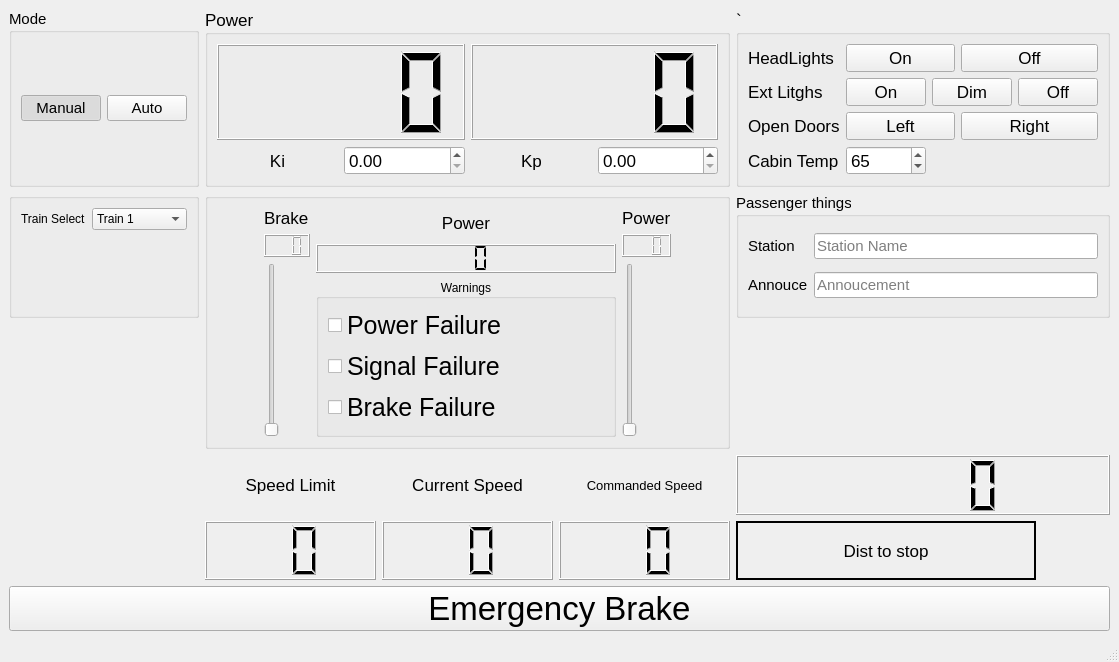
Qt form Train Controller HW/main.ui (asmithie13/ECE-1140) before a commit.
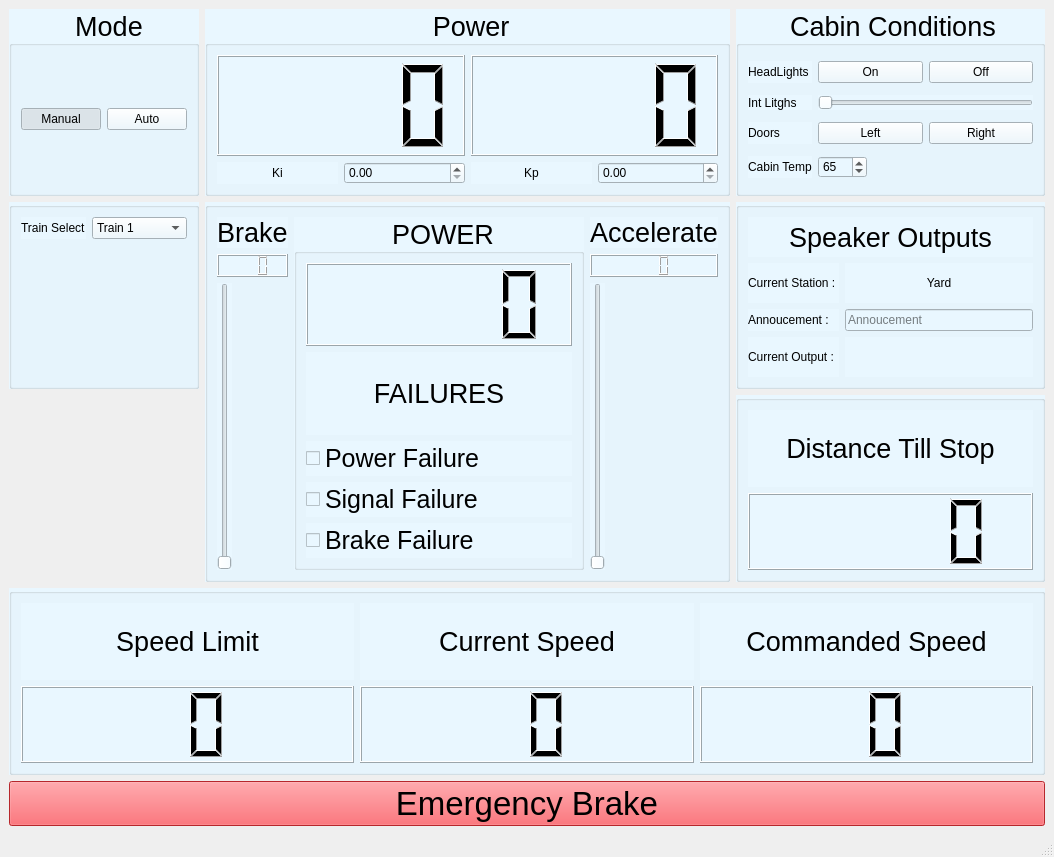
The same form after that commit.

The edit to the form file:
```diff
--- a/Train Controller HW/main.ui
+++ b/Train Controller HW/main.ui
@@ -6,8 +6,8 @@
    <rect>
     <x>0</x>
     <y>0</y>
-    <width>1085</width>
-    <height>662</height>
+    <width>1054</width>
+    <height>857</height>
    </rect>
   </property>
   <property name="cursor">
@@ -16,406 +16,14 @@
   <property name="windowTitle">
    <string>MainWindow</string>
   </property>
+  <property name="styleSheet">
+   <string notr="true">alternate-background-color: rgb(255, 143, 148);</string>
+  </property>
   <property name="tabShape">
    <enum>QTabWidget::Rounded</enum>
   </property>
   <widget class="QWidget" name="centralwidget">
    <layout class="QGridLayout" name="gridLayout_2">
-    <item row="0" column="0">
-     <widget class="QGroupBox" name="groupBox_4">
-      <property name="maximumSize">
-       <size>
-        <width>400</width>
-        <height>16777215</height>
-       </size>
-      </property>
-      <property name="font">
-       <font>
-        <pointsize>11</pointsize>
-       </font>
-      </property>
-      <property name="title">
-       <string>Mode</string>
-      </property>
-      <layout class="QHBoxLayout" name="horizontalLayout_2">
-       <item>
-        <widget class="QPushButton" name="buttonMan">
-         <property name="text">
-          <string>Manual</string>
-         </property>
-         <property name="checkable">
-          <bool>true</bool>
-         </property>
-         <property name="checked">
-          <bool>true</bool>
-         </property>
-        </widget>
-       </item>
-       <item>
-        <widget class="QPushButton" name="buttonAuto">
-         <property name="text">
-          <string>Auto</string>
-         </property>
-         <property name="checkable">
-          <bool>true</bool>
-         </property>
-        </widget>
-       </item>
-      </layout>
-     </widget>
-    </item>
-    <item row="1" column="3">
-     <widget class="QGroupBox" name="groupBox_5">
-      <property name="maximumSize">
-       <size>
-        <width>400</width>
-        <height>16777215</height>
-       </size>
-      </property>
-      <property name="font">
-       <font>
-        <pointsize>11</pointsize>
-       </font>
-      </property>
-      <property name="title">
-       <string>Passenger things </string>
-      </property>
-      <layout class="QGridLayout" name="gridLayout_4">
-       <item row="0" column="0">
-        <widget class="QLabel" name="label_5">
-         <property name="text">
-          <string>Station</string>
-         </property>
-        </widget>
-       </item>
-       <item row="1" column="0">
-        <widget class="QLabel" name="label_6">
-         <property name="text">
-          <string>Annouce</string>
-         </property>
-        </widget>
-       </item>
-       <item row="0" column="1">
-        <widget class="QLineEdit" name="lineEditStation">
-         <property name="text">
-          <string/>
-         </property>
-         <property name="placeholderText">
-          <string>Station Name</string>
-         </property>
-        </widget>
-       </item>
-       <item row="1" column="1">
-        <widget class="QLineEdit" name="lineEditAnn">
-         <property name="text">
-          <string/>
-         </property>
-         <property name="placeholderText">
-          <string>Annoucement</string>
-         </property>
-        </widget>
-       </item>
-      </layout>
-     </widget>
-    </item>
-    <item row="3" column="1" colspan="2">
-     <layout class="QGridLayout" name="gridLayout_5">
-      <item row="1" column="0">
-       <widget class="QLabel" name="label_8">
-        <property name="font">
-         <font>
-          <pointsize>13</pointsize>
-         </font>
-        </property>
-        <property name="text">
-         <string>Speed Limit</string>
-        </property>
-        <property name="alignment">
-         <set>Qt::AlignCenter</set>
-        </property>
-       </widget>
-      </item>
-      <item row="1" column="1">
-       <widget class="QLabel" name="label_9">
-        <property name="font">
-         <font>
-          <pointsize>13</pointsize>
-         </font>
-        </property>
-        <property name="text">
-         <string>Current Speed</string>
-        </property>
-        <property name="alignment">
-         <set>Qt::AlignCenter</set>
-        </property>
-       </widget>
-      </item>
-      <item row="2" column="0">
-       <widget class="QLCDNumber" name="lcdSpdLmt">
-        <property name="digitCount">
-         <number>2</number>
-        </property>
-       </widget>
-      </item>
-      <item row="2" column="1">
-       <widget class="QLCDNumber" name="lcdCurSpd">
-        <property name="digitCount">
-         <number>2</number>
-        </property>
-       </widget>
-      </item>
-      <item row="1" column="2">
-       <widget class="QLabel" name="label_7">
-        <property name="font">
-         <font>
-          <pointsize>10</pointsize>
-         </font>
-        </property>
-        <property name="text">
-         <string>Commanded Speed</string>
-        </property>
-        <property name="alignment">
-         <set>Qt::AlignCenter</set>
-        </property>
-       </widget>
-      </item>
-      <item row="2" column="2">
-       <widget class="QLCDNumber" name="lcdCmdSpd">
-        <property name="digitCount">
-         <number>2</number>
-        </property>
-       </widget>
-      </item>
-     </layout>
-    </item>
-    <item row="4" column="0" colspan="4">
-     <widget class="QPushButton" name="pushButton_6">
-      <property name="font">
-       <font>
-        <pointsize>25</pointsize>
-       </font>
-      </property>
-      <property name="autoFillBackground">
-       <bool>false</bool>
-      </property>
-      <property name="text">
-       <string>Emergency Brake</string>
-      </property>
-      <property name="checkable">
-       <bool>true</bool>
-      </property>
-      <property name="checked">
-       <bool>false</bool>
-      </property>
-      <property name="default">
-       <bool>false</bool>
-      </property>
-      <property name="flat">
-       <bool>false</bool>
-      </property>
-     </widget>
-    </item>
-    <item row="3" column="3">
-     <layout class="QVBoxLayout" name="verticalLayout_4">
-      <item>
-       <widget class="QLCDNumber" name="lcdAuth">
-        <property name="frameShape">
-         <enum>QFrame::Box</enum>
-        </property>
-       </widget>
-      </item>
-      <item>
-       <widget class="QLabel" name="label_15">
-        <property name="maximumSize">
-         <size>
-          <width>300</width>
-          <height>16777215</height>
-         </size>
-        </property>
-        <property name="font">
-         <font>
-          <pointsize>13</pointsize>
-         </font>
-        </property>
-        <property name="frameShape">
-         <enum>QFrame::WinPanel</enum>
-        </property>
-        <property name="text">
-         <string>Dist to stop</string>
-        </property>
-        <property name="alignment">
-         <set>Qt::AlignCenter</set>
-        </property>
-       </widget>
-      </item>
-     </layout>
-    </item>
-    <item row="0" column="3">
-     <widget class="QGroupBox" name="groupBox">
-      <property name="maximumSize">
-       <size>
-        <width>400</width>
-        <height>16777215</height>
-       </size>
-      </property>
-      <property name="font">
-       <font>
-        <pointsize>13</pointsize>
-       </font>
-      </property>
-      <property name="title">
-       <string>`</string>
-      </property>
-      <layout class="QGridLayout" name="gridLayout">
-       <item row="2" column="0">
-        <widget class="QLabel" name="label_13">
-         <property name="text">
-          <string>Open Doors</string>
-         </property>
-        </widget>
-       </item>
-       <item row="0" column="0">
-        <widget class="QLabel" name="label">
-         <property name="text">
-          <string>HeadLights</string>
-         </property>
-        </widget>
-       </item>
-       <item row="2" column="3" colspan="3">
-        <widget class="QPushButton" name="buttonDoorR">
-         <property name="text">
-          <string>Right</string>
-         </property>
-         <property name="checkable">
-          <bool>true</bool>
-         </property>
-        </widget>
-       </item>
-       <item row="1" column="2" colspan="3">
-        <widget class="QPushButton" name="buttonLgtDim">
-         <property name="text">
-          <string>Dim</string>
-         </property>
-         <property name="checkable">
-          <bool>true</bool>
-         </property>
-        </widget>
-       </item>
-       <item row="1" column="5">
-        <widget class="QPushButton" name="buttonLgtOff">
-         <property name="text">
-          <string>Off</string>
-         </property>
-         <property name="checkable">
-          <bool>true</bool>
-         </property>
-        </widget>
-       </item>
-       <item row="2" column="1" colspan="2">
-        <widget class="QPushButton" name="buttonDoorL">
-         <property name="text">
-          <string>Left</string>
-         </property>
-         <property name="checkable">
-          <bool>true</bool>
-         </property>
-        </widget>
-       </item>
-       <item row="1" column="0">
-        <widget class="QLabel" name="label_2">
-         <property name="text">
-          <string>Ext Litghs</string>
-         </property>
-        </widget>
-       </item>
-       <item row="1" column="1">
-        <widget class="QPushButton" name="buttonLgtOn">
-         <property name="text">
-          <string>On</string>
-         </property>
-         <property name="checkable">
-          <bool>true</bool>
-         </property>
-        </widget>
-       </item>
-       <item row="0" column="3" colspan="3">
-        <widget class="QPushButton" name="buttonHDoff">
-         <property name="text">
-          <string>Off</string>
-         </property>
-         <property name="checkable">
-          <bool>true</bool>
-         </property>
-        </widget>
-       </item>
-       <item row="0" column="1" colspan="2">
-        <widget class="QPushButton" name="buttonHDon">
-         <property name="text">
-          <string>On</string>
-         </property>
-         <property name="checkable">
-          <bool>true</bool>
-         </property>
-        </widget>
-       </item>
-       <item row="3" column="0">
-        <widget class="QLabel" name="label_14">
-         <property name="text">
-          <string>Cabin Temp</string>
-         </property>
-        </widget>
-       </item>
-       <item row="3" column="1">
-        <widget class="QSpinBox" name="temp">
-         <property name="value">
-          <number>65</number>
-         </property>
-        </widget>
-       </item>
-      </layout>
-     </widget>
-    </item>
-    <item row="1" column="0">
-     <widget class="QGroupBox" name="groupBox_6">
-      <property name="maximumSize">
-       <size>
-        <width>400</width>
-        <height>16777215</height>
-       </size>
-      </property>
-      <property name="title">
-       <string/>
-      </property>
-      <layout class="QFormLayout" name="formLayout">
-       <item row="0" column="0">
-        <widget class="QLabel" name="label_12">
-         <property name="text">
-          <string>Train Select</string>
-         </property>
-        </widget>
-       </item>
-       <item row="0" column="1">
-        <widget class="QComboBox" name="trainSel">
-         <item>
-          <property name="text">
-           <string>Train 1</string>
-          </property>
-         </item>
-         <item>
-          <property name="text">
-           <string>Train 2</string>
-          </property>
-         </item>
-         <item>
-          <property name="text">
-           <string>Train 3</string>
-          </property>
-         </item>
-        </widget>
-       </item>
-      </layout>
-     </widget>
-    </item>
     <item row="1" column="1" rowspan="2" colspan="2">
      <widget class="QGroupBox" name="groupBox_7">
       <property name="minimumSize">
@@ -424,6 +32,9 @@
         <height>0</height>
        </size>
       </property>
+      <property name="styleSheet">
+       <string notr="true">background-color: rgb(233, 247, 255);</string>
+      </property>
       <property name="title">
        <string/>
       </property>
@@ -436,12 +47,15 @@
             <widget class="QLabel" name="label_10">
              <property name="font">
               <font>
-               <pointsize>13</pointsize>
+               <pointsize>20</pointsize>
               </font>
              </property>
              <property name="text">
               <string>Brake</string>
              </property>
+             <property name="alignment">
+              <set>Qt::AlignCenter</set>
+             </property>
             </widget>
            </item>
            <item>
@@ -462,34 +76,6 @@
          </item>
          <item>
           <layout class="QVBoxLayout" name="verticalLayout_5">
-           <item>
-            <widget class="QLabel" name="label_16">
-             <property name="font">
-              <font>
-               <pointsize>13</pointsize>
-              </font>
-             </property>
-             <property name="text">
-              <string>Power</string>
-             </property>
-             <property name="alignment">
-              <set>Qt::AlignCenter</set>
-             </property>
-            </widget>
-           </item>
-           <item>
-            <widget class="QLCDNumber" name="lcdPow">
-             <property name="smallDecimalPoint">
-              <bool>true</bool>
-             </property>
-             <property name="digitCount">
-              <number>3</number>
-             </property>
-             <property name="segmentStyle">
-              <enum>QLCDNumber::Flat</enum>
-             </property>
-            </widget>
-           </item>
            <item>
             <widget class="QGroupBox" name="groupBox_2">
              <property name="maximumSize">
@@ -498,15 +84,41 @@
                <height>16777215</height>
               </size>
              </property>
+             <property name="font">
+              <font>
+               <pointsize>20</pointsize>
+              </font>
+             </property>
+             <property name="styleSheet">
+              <string notr="true">selection-color: rgb(255, 14, 30);</string>
+             </property>
              <property name="title">
-              <string>Warnings</string>
+              <string>POWER</string>
              </property>
              <property name="alignment">
               <set>Qt::AlignCenter</set>
              </property>
              <layout class="QVBoxLayout" name="verticalLayout">
               <item>
-               <widget class="QCheckBox" name="checkBox">
+               <widget class="QLCDNumber" name="lcdPwrOut"/>
+              </item>
+              <item>
+               <widget class="QLabel" name="label_20">
+                <property name="font">
+                 <font>
+                  <pointsize>20</pointsize>
+                 </font>
+                </property>
+                <property name="text">
+                 <string>FAILURES</string>
+                </property>
+                <property name="alignment">
+                 <set>Qt::AlignCenter</set>
+                </property>
+               </widget>
+              </item>
+              <item>
+               <widget class="QCheckBox" name="PwrFail">
                 <property name="font">
                  <font>
                   <pointsize>19</pointsize>
@@ -552,11 +164,14 @@
             <widget class="QLabel" name="label_11">
              <property name="font">
               <font>
-               <pointsize>13</pointsize>
+               <pointsize>20</pointsize>
               </font>
              </property>
              <property name="text">
-              <string>Power</string>
+              <string>Accelerate</string>
+             </property>
+             <property name="alignment">
+              <set>Qt::AlignCenter</set>
              </property>
             </widget>
            </item>
@@ -587,16 +202,356 @@
       </layout>
      </widget>
     </item>
+    <item row="2" column="3">
+     <widget class="QGroupBox" name="groupBox_9">
+      <property name="styleSheet">
+       <string notr="true">background-color: rgb(233, 247, 255);</string>
+      </property>
+      <property name="title">
+       <string/>
+      </property>
+      <layout class="QVBoxLayout" name="verticalLayout_4">
+       <item>
+        <widget class="QLabel" name="DistanceTillStop">
+         <property name="font">
+          <font>
+           <pointsize>20</pointsize>
+          </font>
+         </property>
+         <property name="text">
+          <string>Distance Till Stop</string>
+         </property>
+         <property name="alignment">
+          <set>Qt::AlignCenter</set>
+         </property>
+        </widget>
+       </item>
+       <item>
+        <widget class="QLCDNumber" name="lcdAuth">
+         <property name="frameShape">
+          <enum>QFrame::Box</enum>
+         </property>
+        </widget>
+       </item>
+      </layout>
+     </widget>
+    </item>
+    <item row="0" column="0">
+     <widget class="QGroupBox" name="Mode_Box">
+      <property name="maximumSize">
+       <size>
+        <width>400</width>
+        <height>16777215</height>
+       </size>
+      </property>
+      <property name="font">
+       <font>
+        <pointsize>20</pointsize>
+       </font>
+      </property>
+      <property name="styleSheet">
+       <string notr="true">background-color: rgb(233, 247, 255);</string>
+      </property>
+      <property name="title">
+       <string>Mode</string>
+      </property>
+      <property name="alignment">
+       <set>Qt::AlignCenter</set>
+      </property>
+      <layout class="QHBoxLayout" name="horizontalLayout_2">
+       <item>
+        <widget class="QPushButton" name="buttonMan">
+         <property name="text">
+          <string>Manual</string>
+         </property>
+         <property name="checkable">
+          <bool>true</bool>
+         </property>
+         <property name="checked">
+          <bool>true</bool>
+         </property>
+        </widget>
+       </item>
+       <item>
+        <widget class="QPushButton" name="buttonAuto">
+         <property name="text">
+          <string>Auto</string>
+         </property>
+         <property name="checkable">
+          <bool>true</bool>
+         </property>
+        </widget>
+       </item>
+      </layout>
+     </widget>
+    </item>
+    <item row="6" column="0" colspan="4">
+     <widget class="QPushButton" name="Ebrake">
+      <property name="font">
+       <font>
+        <pointsize>25</pointsize>
+       </font>
+      </property>
+      <property name="autoFillBackground">
+       <bool>false</bool>
+      </property>
+      <property name="styleSheet">
+       <string notr="true">background-color: rgb(255, 55, 62);
+selection-background-color: rgb(255, 52, 53);
+selection-color: rgb(255, 159, 154);</string>
+      </property>
+      <property name="text">
+       <string>Emergency Brake</string>
+      </property>
+      <property name="checkable">
+       <bool>true</bool>
+      </property>
+      <property name="checked">
+       <bool>false</bool>
+      </property>
+      <property name="default">
+       <bool>false</bool>
+      </property>
+      <property name="flat">
+       <bool>false</bool>
+      </property>
+     </widget>
+    </item>
+    <item row="1" column="3">
+     <widget class="QGroupBox" name="SpeakerOutputBox">
+      <property name="maximumSize">
+       <size>
+        <width>400</width>
+        <height>16777215</height>
+       </size>
+      </property>
+      <property name="font">
+       <font>
+        <pointsize>11</pointsize>
+       </font>
+      </property>
+      <property name="styleSheet">
+       <string notr="true">background-color: rgb(233, 247, 255);</string>
+      </property>
+      <property name="title">
+       <string/>
+      </property>
+      <property name="alignment">
+       <set>Qt::AlignCenter</set>
+      </property>
+      <layout class="QGridLayout" name="gridLayout_4">
+       <item row="2" column="0">
+        <widget class="QLabel" name="Announcement">
+         <property name="text">
+          <string>Annoucement :</string>
+         </property>
+        </widget>
+       </item>
+       <item row="2" column="1">
+        <widget class="QLineEdit" name="lineEditAnn">
+         <property name="text">
+          <string/>
+         </property>
+         <property name="placeholderText">
+          <string>Annoucement</string>
+         </property>
+        </widget>
+       </item>
+       <item row="3" column="0">
+        <widget class="QLabel" name="CurrentOutput">
+         <property name="text">
+          <string>Current Output : </string>
+         </property>
+        </widget>
+       </item>
+       <item row="1" column="0">
+        <widget class="QLabel" name="CurrentStation">
+         <property name="text">
+          <string>Current Station : </string>
+         </property>
+        </widget>
+       </item>
+       <item row="0" column="0" colspan="2">
+        <widget class="QLabel" name="SpeakerOuputs">
+         <property name="font">
+          <font>
+           <pointsize>20</pointsize>
+          </font>
+         </property>
+         <property name="text">
+          <string>Speaker Outputs</string>
+         </property>
+         <property name="alignment">
+          <set>Qt::AlignCenter</set>
+         </property>
+        </widget>
+       </item>
+       <item row="1" column="1">
+        <widget class="QLabel" name="CurStatOut">
+         <property name="text">
+          <string>Yard</string>
+         </property>
+         <property name="alignment">
+          <set>Qt::AlignCenter</set>
+         </property>
+        </widget>
+       </item>
+       <item row="3" column="1">
+        <widget class="QLabel" name="SpkrOut">
+         <property name="text">
+          <string/>
+         </property>
+        </widget>
+       </item>
+      </layout>
+     </widget>
+    </item>
+    <item row="1" column="0">
+     <widget class="QGroupBox" name="Train_Select_Box">
+      <property name="maximumSize">
+       <size>
+        <width>400</width>
+        <height>16777215</height>
+       </size>
+      </property>
+      <property name="styleSheet">
+       <string notr="true">background-color: rgb(233, 247, 255);</string>
+      </property>
+      <property name="title">
+       <string/>
+      </property>
+      <layout class="QFormLayout" name="formLayout">
+       <item row="0" column="0">
+        <widget class="QLabel" name="Train_Select">
+         <property name="text">
+          <string>Train Select</string>
+         </property>
+        </widget>
+       </item>
+       <item row="0" column="1">
+        <widget class="QComboBox" name="trainSel">
+         <item>
+          <property name="text">
+           <string>Train 1</string>
+          </property>
+         </item>
+         <item>
+          <property name="text">
+           <string>Train 2</string>
+          </property>
+         </item>
+         <item>
+          <property name="text">
+           <string>Train 3</string>
+          </property>
+         </item>
+        </widget>
+       </item>
+      </layout>
+     </widget>
+    </item>
+    <item row="4" column="0" colspan="4">
+     <widget class="QGroupBox" name="groupBox_8">
+      <property name="styleSheet">
+       <string notr="true">background-color: rgb(233, 247, 255);</string>
+      </property>
+      <property name="title">
+       <string/>
+      </property>
+      <layout class="QGridLayout" name="gridLayout_5">
+       <item row="0" column="0">
+        <layout class="QHBoxLayout" name="horizontalLayout_5">
+         <item>
+          <widget class="QLabel" name="Speed_Limit">
+           <property name="font">
+            <font>
+             <pointsize>20</pointsize>
+            </font>
+           </property>
+           <property name="text">
+            <string>Speed Limit</string>
+           </property>
+           <property name="alignment">
+            <set>Qt::AlignCenter</set>
+           </property>
+          </widget>
+         </item>
+         <item>
+          <widget class="QLabel" name="Current_Speed">
+           <property name="font">
+            <font>
+             <pointsize>20</pointsize>
+            </font>
+           </property>
+           <property name="text">
+            <string>Current Speed</string>
+           </property>
+           <property name="alignment">
+            <set>Qt::AlignCenter</set>
+           </property>
+          </widget>
+         </item>
+         <item>
+          <widget class="QLabel" name="Commanded_Speed">
+           <property name="font">
+            <font>
+             <pointsize>20</pointsize>
+            </font>
+           </property>
+           <property name="text">
+            <string>Commanded Speed</string>
+           </property>
+           <property name="alignment">
+            <set>Qt::AlignCenter</set>
+           </property>
+          </widget>
+         </item>
+        </layout>
+       </item>
+       <item row="1" column="0">
+        <layout class="QHBoxLayout" name="horizontalLayout_6">
+         <item>
+          <widget class="QLCDNumber" name="lcdSpdLim">
+           <property name="digitCount">
+            <number>2</number>
+           </property>
+          </widget>
+         </item>
+         <item>
+          <widget class="QLCDNumber" name="lcdCurSpd_2">
+           <property name="digitCount">
+            <number>2</number>
+           </property>
+          </widget>
+         </item>
+         <item>
+          <widget class="QLCDNumber" name="lcdCmdSpd">
+           <property name="digitCount">
+            <number>2</number>
+           </property>
+          </widget>
+         </item>
+        </layout>
+       </item>
+      </layout>
+     </widget>
+    </item>
     <item row="0" column="1" colspan="2">
      <widget class="QGroupBox" name="groupBox_3">
       <property name="font">
        <font>
-        <pointsize>13</pointsize>
+        <pointsize>20</pointsize>
        </font>
       </property>
+      <property name="styleSheet">
+       <string notr="true">background-color: rgb(233, 247, 255);</string>
+      </property>
       <property name="title">
        <string>Power</string>
       </property>
+      <property name="alignment">
+       <set>Qt::AlignCenter</set>
+      </property>
       <layout class="QGridLayout" name="gridLayout_3">
        <item row="0" column="0">
         <widget class="QLCDNumber" name="lcdKi">
@@ -658,6 +613,114 @@
       </layout>
      </widget>
     </item>
+    <item row="0" column="3">
+     <widget class="QGroupBox" name="CabinConditionsBox">
+      <property name="maximumSize">
+       <size>
+        <width>400</width>
+        <height>16777215</height>
+       </size>
+      </property>
+      <property name="font">
+       <font>
+        <pointsize>20</pointsize>
+       </font>
+      </property>
+      <property name="styleSheet">
+       <string notr="true">background-color: rgb(233, 247, 255);</string>
+      </property>
+      <property name="title">
+       <string>Cabin Conditions</string>
+      </property>
+      <property name="alignment">
+       <set>Qt::AlignCenter</set>
+      </property>
+      <layout class="QGridLayout" name="gridLayout">
+       <item row="3" column="0">
+        <widget class="QLabel" name="label_14">
+         <property name="text">
+          <string>Cabin Temp</string>
+         </property>
+        </widget>
+       </item>
+       <item row="0" column="1" colspan="2">
+        <widget class="QPushButton" name="buttonHDon">
+         <property name="text">
+          <string>On</string>
+         </property>
+         <property name="checkable">
+          <bool>true</bool>
+         </property>
+        </widget>
+       </item>
+       <item row="3" column="1">
+        <widget class="QSpinBox" name="temp">
+         <property name="value">
+          <number>65</number>
+         </property>
+        </widget>
+       </item>
+       <item row="1" column="0">
+        <widget class="QLabel" name="IntLights">
+         <property name="text">
+          <string>Int Litghs</string>
+         </property>
+        </widget>
+       </item>
+       <item row="2" column="1" colspan="2">
+        <widget class="QPushButton" name="buttonDoorL">
+         <property name="text">
+          <string>Left</string>
+         </property>
+         <property name="checkable">
+          <bool>true</bool>
+         </property>
+        </widget>
+       </item>
+       <item row="0" column="0">
+        <widget class="QLabel" name="label">
+         <property name="text">
+          <string>HeadLights</string>
+         </property>
+        </widget>
+       </item>
+       <item row="0" column="3" colspan="2">
+        <widget class="QPushButton" name="buttonHDoff">
+         <property name="text">
+          <string>Off</string>
+         </property>
+         <property name="checkable">
+          <bool>true</bool>
+         </property>
+        </widget>
+       </item>
+       <item row="2" column="3" colspan="2">
+        <widget class="QPushButton" name="buttonDoorR">
+         <property name="text">
+          <string>Right</string>
+         </property>
+         <property name="checkable">
+          <bool>true</bool>
+         </property>
+        </widget>
+       </item>
+       <item row="2" column="0">
+        <widget class="QLabel" name="label_13">
+         <property name="text">
+          <string>Doors</string>
+         </property>
+        </widget>
+       </item>
+       <item row="1" column="1" colspan="4">
+        <widget class="QSlider" name="IntLightSld">
+         <property name="orientation">
+          <enum>Qt::Horizontal</enum>
+         </property>
+        </widget>
+       </item>
+      </layout>
+     </widget>
+    </item>
    </layout>
   </widget>
   <widget class="QStatusBar" name="statusbar"/>
```
Left out of the diff: 121 changed lines with no effect on the pictures.
